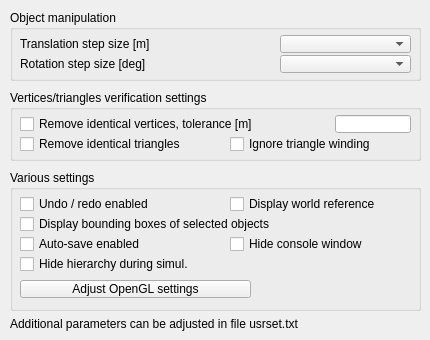
Before: the Qt Designer form ui/qdlgsettings.ui in CoppeliaRobotics/coppeliaSimLib, drawn with Qt 5.
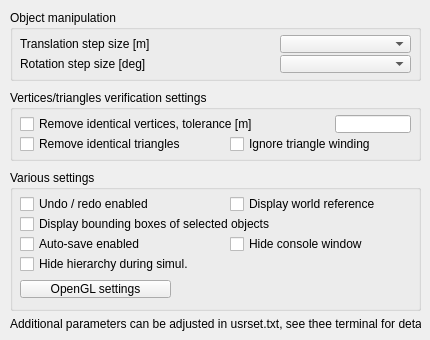
After: the same form once the commit is applied.

```diff
--- a/ui/qdlgsettings.ui
+++ b/ui/qdlgsettings.ui
@@ -255,7 +255,7 @@
      <rect>
       <x>10</x>
       <y>110</y>
-      <width>231</width>
+      <width>151</width>
       <height>18</height>
      </rect>
     </property>
@@ -263,7 +263,7 @@
      <enum>Qt::StrongFocus</enum>
     </property>
     <property name="text">
-     <string>Adjust OpenGL settings</string>
+     <string>OpenGL settings</string>
     </property>
    </widget>
    <widget class="QCheckBox" name="qqHideHierarchy">
@@ -293,7 +293,7 @@
     </rect>
    </property>
    <property name="text">
-    <string>Additional parameters can be adjusted in file usrset.txt</string>
+    <string>Additional parameters can be adjusted in usrset.txt, see thee terminal for details</string>
    </property>
   </widget>
  </widget>
```
